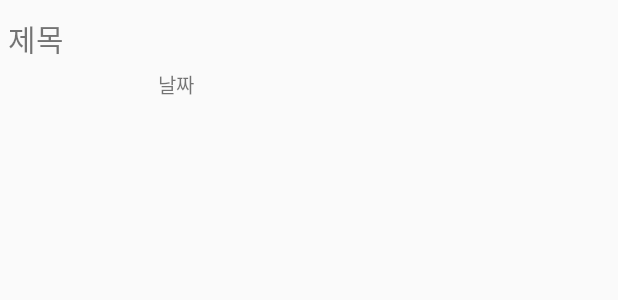
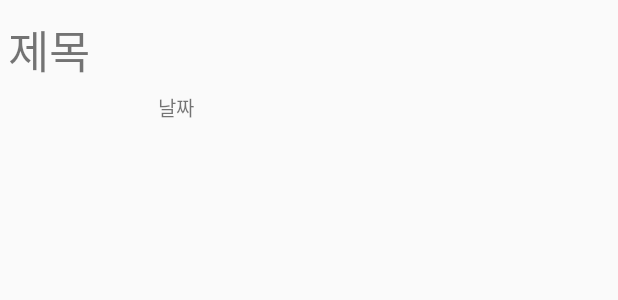
Before and after one commit to ehdrms2034/SMART_ANSWER_2020PNU, an Android app: the layout item_vertical.xml on its own in the app's theme, with its tools: preview values and no code run, on a phone screen of 412 x 824 dp. Shown: the top 300 px of the screen. Run offline under Robolectric (Android 15) with nearby library versions, the phone set to English and light mode, and no system bars.

Commit message:
branch test
branch test

```diff
--- a/FrontEnd/src/SMART_ANSWER/app/src/main/res/layout/item_vertical.xml
+++ b/FrontEnd/src/SMART_ANSWER/app/src/main/res/layout/item_vertical.xml
@@ -12,7 +12,7 @@
 
     <TextView
         android:layout_marginTop="5dp"
-        android:textSize="20dp"
+        android:textSize="30dp"
         android:id="@+id/title"
         android:text="제목"
         android:layout_width="wrap_content"
```
